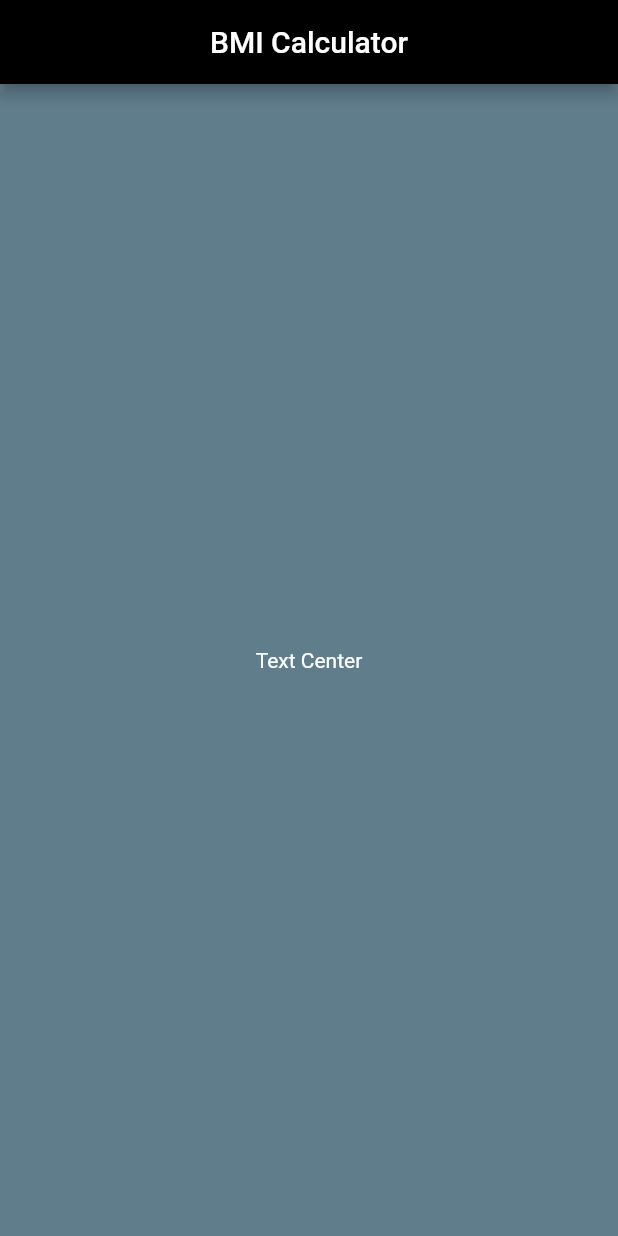
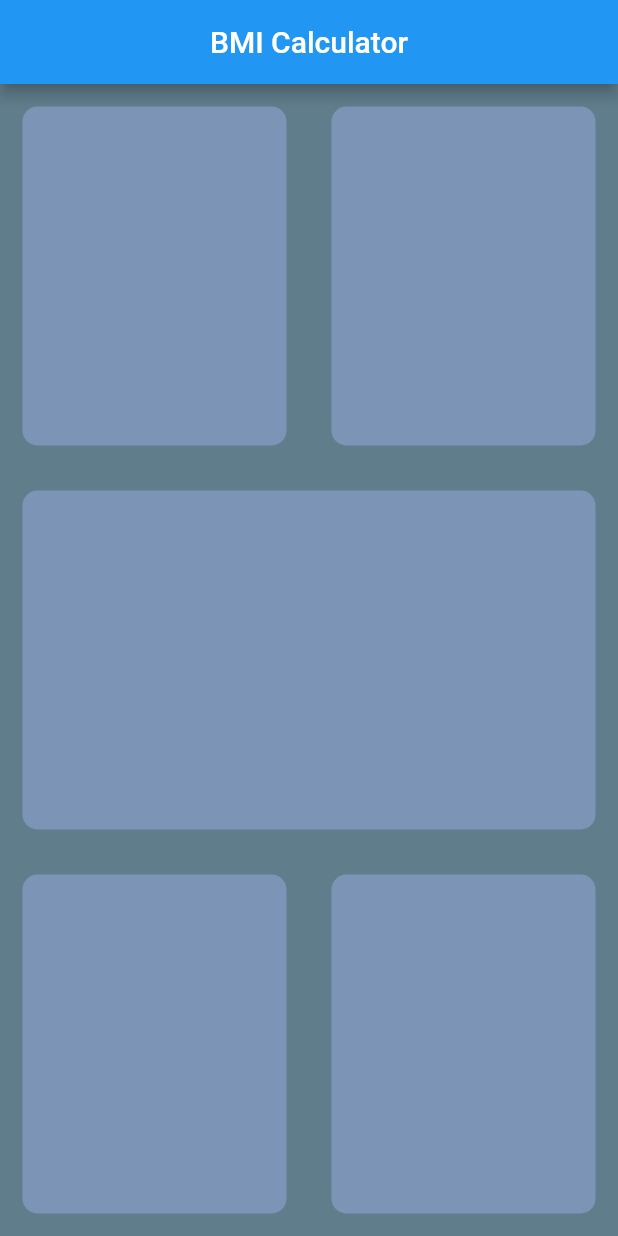
Before and after one commit to Wahid551/BMI_calculator, a Flutter app: the screen it shows after launch, on a phone screen of 412 x 824 dp. Run offline on Flutter 3.47's test engine with Material 2 defaults, Android fonts, the phone set to English and light mode, and no system bars.

Commit message:
Use of Refactor Code in flutter app

```diff
--- a/lib/InputPage.dart
+++ b/lib/InputPage.dart
@@ -1,3 +1,4 @@
+import 'package:flutter/cupertino.dart';
 import 'package:flutter/material.dart';
 
 class InputPage extends StatefulWidget {
@@ -11,13 +12,67 @@ class _InputPageState extends State<InputPage> {
     return Scaffold(
       appBar: AppBar(
         centerTitle: true,
-        backgroundColor: Colors.black,
+        backgroundColor: Colors.blue,
         title: Text('BMI Calculator'),
       ),
-      body: Center(
-        child: Text('Text Center'),
-        //TODO UI of BMI calculator
+      body: Column(
+        children: [
+          Expanded(
+            child: Row(
+              children: [
+                Expanded(
+                  //TODO use of refactor code
+                  child: RepeatContainerCode(
+                    colors: Color(0xff7c94b6),
+                  ),
+                ),
+                Expanded(
+                  child: RepeatContainerCode(
+                    colors: Color(0xff7c94b6),
+                  ),
+                ),
+              ],
+            ),
+          ),
+          Expanded(
+            child: RepeatContainerCode(
+              colors: Color(0xff7c94b6),
+            ),
+          ),
+          Expanded(
+            child: Row(
+              children: [
+                Expanded(
+                  child: RepeatContainerCode(
+                    colors: Color(0xff7c94b6),
+                  ),
+                ),
+                Expanded(
+                  child: RepeatContainerCode(
+                    colors: Color(0xff7c94b6),
+                  ),
+                ),
+              ],
+            ),
+          ),
+        ],
       ),
     );
   }
 }
+
+class RepeatContainerCode extends StatelessWidget {
+  RepeatContainerCode({@required this.colors});
+  final Color colors;
+
+  @override
+  Widget build(BuildContext context) {
+    return Container(
+      margin: EdgeInsets.all(15.0),
+      decoration: BoxDecoration(
+        color: colors,
+        borderRadius: BorderRadius.circular(10.0),
+      ),
+    );
+  }
+}
--- a/lib/main.dart
+++ b/lib/main.dart
@@ -10,6 +10,7 @@ class BMIcalculator extends StatelessWidget {
   @override
   Widget build(BuildContext context) {
     return MaterialApp(
+      debugShowCheckedModeBanner: false,
       home: InputPage(),
       theme: ThemeData.dark().copyWith(
         primaryColor: Colors.blueGrey,
```
